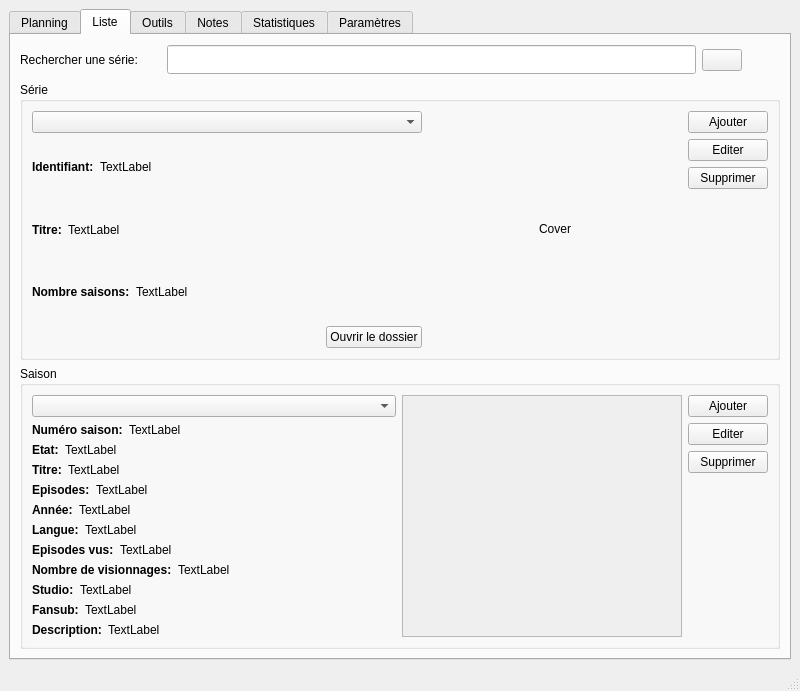
Above: ressources/MainWindow.ui from seigneurfuo/MyAnimeManager2 before the change. Below: the same form after it.
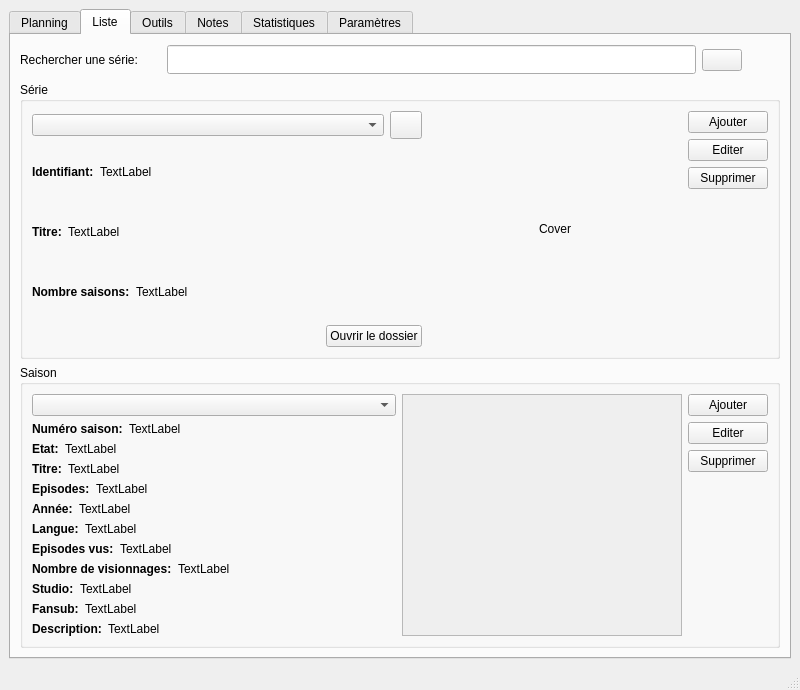
That is the form after the change. Icons and pictures are not drawn.

Commit message:
Ajouts de quelques petites fonctions
 - Ajout d'une fonction qui sélectionne une série aléatoirement
 - Ajoute d'infobulles sur quelques boutons

Diff of the .ui file:
```diff
--- a/ressources/MainWindow.ui
+++ b/ressources/MainWindow.ui
@@ -7,7 +7,7 @@
     <x>0</x>
     <y>0</y>
     <width>800</width>
-    <height>691</height>
+    <height>690</height>
    </rect>
   </property>
   <property name="windowTitle">
@@ -432,10 +432,12 @@
           <property name="title">
            <string>Série</string>
           </property>
-          <layout class="QHBoxLayout" name="horizontalLayout_9">
+          <layout class="QHBoxLayout" name="horizontalLayout_29">
            <item>
             <layout class="QVBoxLayout" name="verticalLayout_5">
              <item>
+              <layout class="QHBoxLayout" name="horizontalLayout_9">
+               <item>
               <widget class="QComboBox" name="comboBox_2">
                <property name="editable">
                 <bool>false</bool>
@@ -446,6 +448,28 @@
               </widget>
              </item>
              <item>
+                <widget class="QPushButton" name="randomSerieButton">
+                 <property name="maximumSize">
+                  <size>
+                   <width>32</width>
+                   <height>28</height>
+                  </size>
+                 </property>
+                 <property name="toolTip">
+                  <string>Sélectionne une série aléatoirement</string>
+                 </property>
+                 <property name="text">
+                  <string/>
+                 </property>
+                 <property name="icon">
+                  <iconset>
+                   <normaloff>icons/edit-clear-2.ico</normaloff>icons/edit-clear-2.ico</iconset>
+                 </property>
+                </widget>
+               </item>
+              </layout>
+             </item>
+             <item>
               <layout class="QHBoxLayout" name="horizontalLayout_6">
                <item>
                 <widget class="QLabel" name="label_15">
```
Left out of the diff: 27 changed lines with no effect on the pictures. Lines whose indentation alone changed are shown as unchanged. The commit also changes 1 other file.
